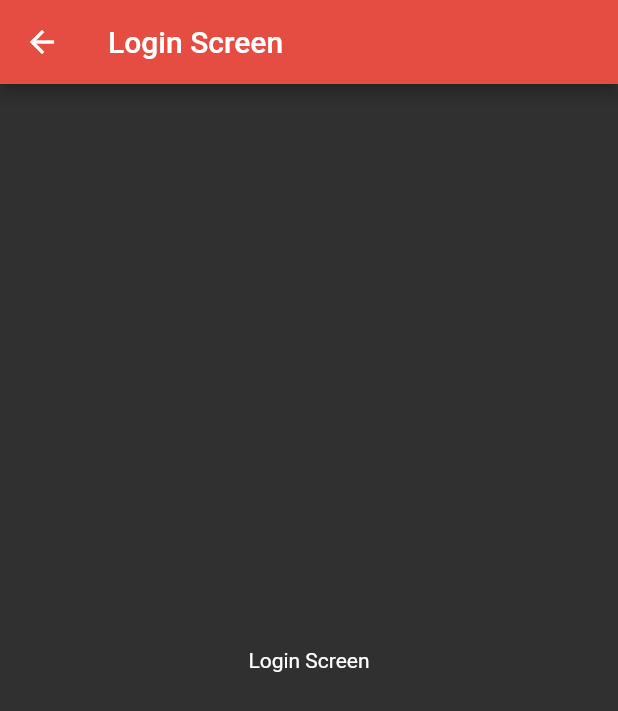
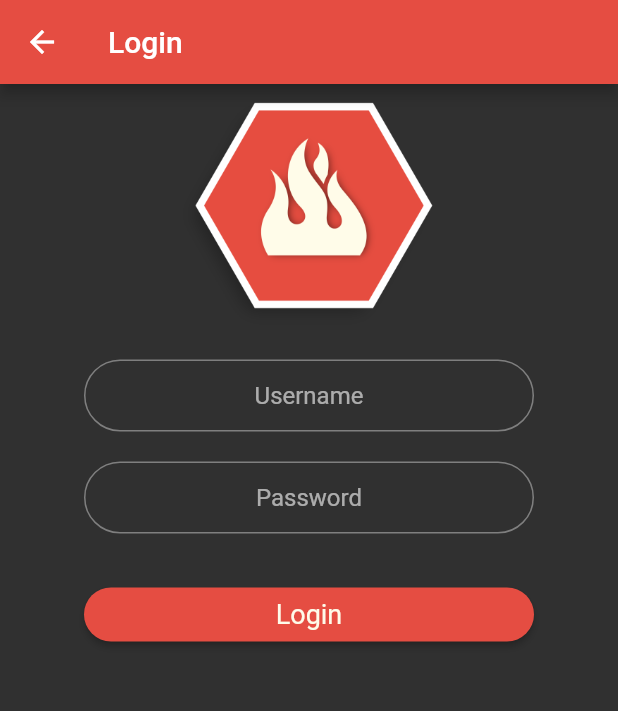
Before and after one commit to shahrohan05/FlutterDemos, a Flutter app: the screen it shows after launch, after a tap on "Login", on a phone screen of 412 x 824 dp. Shown: the top 711 px of the screen. Run offline on Flutter 3.47's test engine with Material 2 defaults, Android fonts, the phone set to English and light mode, and no system bars; our stand-ins replace audioplayers, font_awesome_flutter, geolocator, rflutter_alert; missing offline and left inert: awesome_loader.

Commit message:
login and registration views with navigation

```diff
--- a/fire_chat/lib/screens/login_screen.dart
+++ b/fire_chat/lib/screens/login_screen.dart
@@ -1,3 +1,5 @@
+import 'package:fire_chat/widgets/pill_button.dart';
+import 'package:fire_chat/widgets/pill_input.dart';
 import 'package:flutter/material.dart';
 
 class LoginScreen extends StatefulWidget {
@@ -12,11 +14,50 @@ class _LoginScreenState extends State<LoginScreen> {
   Widget build(BuildContext context) {
     return Scaffold(
       appBar: AppBar(
-        title: Text('Login Screen'),
+        title: Text('Login'),
       ),
       body: Container(
-        child: Center(
-          child: Text('Login Screen'),
+        alignment: Alignment.center,
+        child: SafeArea(
+          child: Column(
+            crossAxisAlignment: CrossAxisAlignment.center,
+            children: <Widget>[
+              Hero(
+                tag: 'logo',
+                child: Container(
+                  width: 200.0,
+                  padding: EdgeInsets.only(right: 5.0),
+                  child: Image.asset('images/fire_icon.png'),
+                ),
+              ),
+              Padding(
+                padding: const EdgeInsets.symmetric(
+                    horizontal: 30.0, vertical: 10.0),
+                child: PillInput(
+                  onChanged: (value) {},
+                  hint: 'Username',
+                  width: 300.0,
+                ),
+              ),
+              Padding(
+                padding: const EdgeInsets.symmetric(
+                    horizontal: 30.0, vertical: 10.0),
+                child: PillInput(
+                  onChanged: (value) {},
+                  hint: 'Password',
+                  width: 300.0,
+                ),
+              ),
+              Padding(
+                padding: const EdgeInsets.only(top: 20.0),
+                child: PillButton(
+                  onPressed: () {},
+                  text: 'Login',
+                  minWidth: 300.0,
+                ),
+              )
+            ],
+          ),
         ),
       ),
     );
--- a/fire_chat/lib/screens/welcome_screen.dart
+++ b/fire_chat/lib/screens/welcome_screen.dart
@@ -19,10 +19,13 @@ class _WelcomeScreenState extends State<WelcomeScreen> {
           child: Column(
             mainAxisAlignment: MainAxisAlignment.center,
             children: <Widget>[
-              Container(
-                width: 250.0,
-                padding: EdgeInsets.only(right: 5.0),
-                child: Image.asset('images/fire_icon.png'),
+              Hero(
+                tag: 'logo',
+                child: Container(
+                  width: 250.0,
+                  padding: EdgeInsets.only(right: 5.0),
+                  child: Image.asset('images/fire_icon.png'),
+                ),
               ),
               Padding(
                 padding: const EdgeInsets.fromLTRB(8.0, 0.0, 8.0, 25.0),
@@ -45,7 +48,7 @@ class _WelcomeScreenState extends State<WelcomeScreen> {
                 ),
               ),
               PillButton(
-                text: 'Registration',
+                text: 'Register',
                 minWidth: 300.0,
                 onPressed: () {
                   Navigator.pushNamed(context, RegistrationScreen.route);
--- /dev/null
+++ b/fire_chat/lib/widgets/pill_input.dart
@@ -0,0 +1,37 @@
+import 'package:flutter/material.dart';
+
+class PillInput extends StatelessWidget {
+  PillInput({
+    this.hint = '',
+    @required this.onChanged,
+    this.width = 200.0,
+  });
+  final String hint;
+  final Function onChanged;
+  final double width;
+
+  @override
+  Widget build(BuildContext context) {
+    bool obscureText = false;
+
+    if (hint == 'Password') {
+      obscureText = true;
+    }
+
+    return Container(
+      width: width,
+      child: TextField(
+        decoration: InputDecoration(
+          hintText: this.hint,
+          border: OutlineInputBorder(
+            borderRadius: BorderRadius.circular(50.0),
+          ),
+          contentPadding: EdgeInsets.all(10.0),
+        ),
+        onChanged: this.onChanged,
+        textAlign: TextAlign.center,
+        obscureText: obscureText,
+      ),
+    );
+  }
+}
```
Also changed, not shown: fire_chat/lib/screens/registration_screen.dart (+44 -3 lines).
